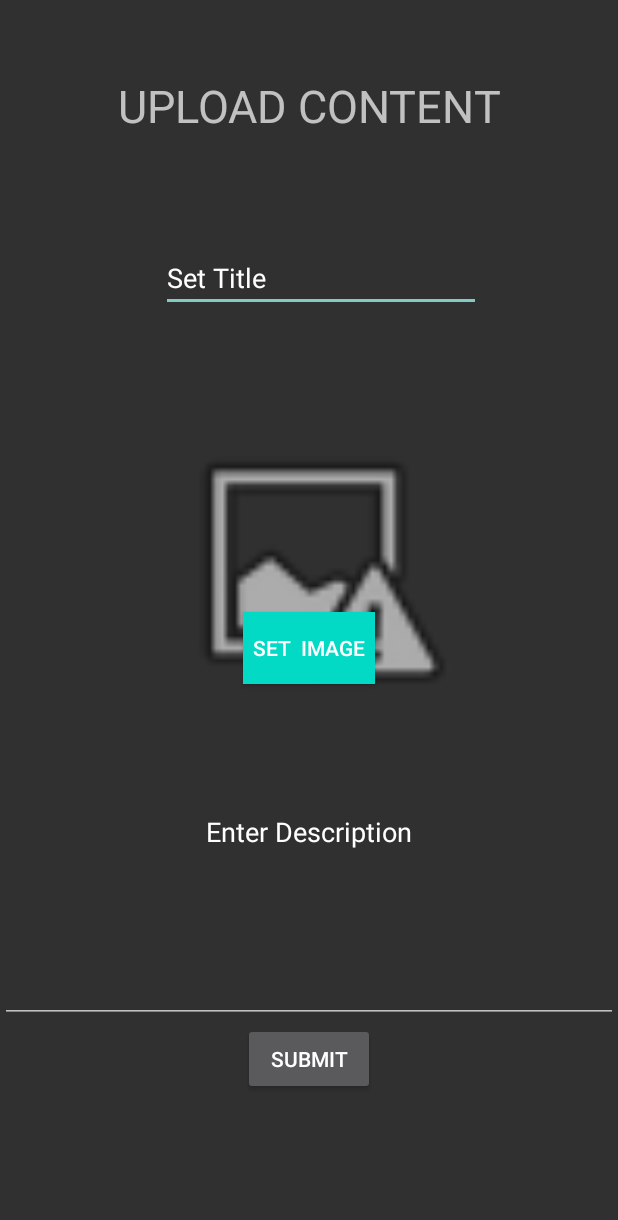
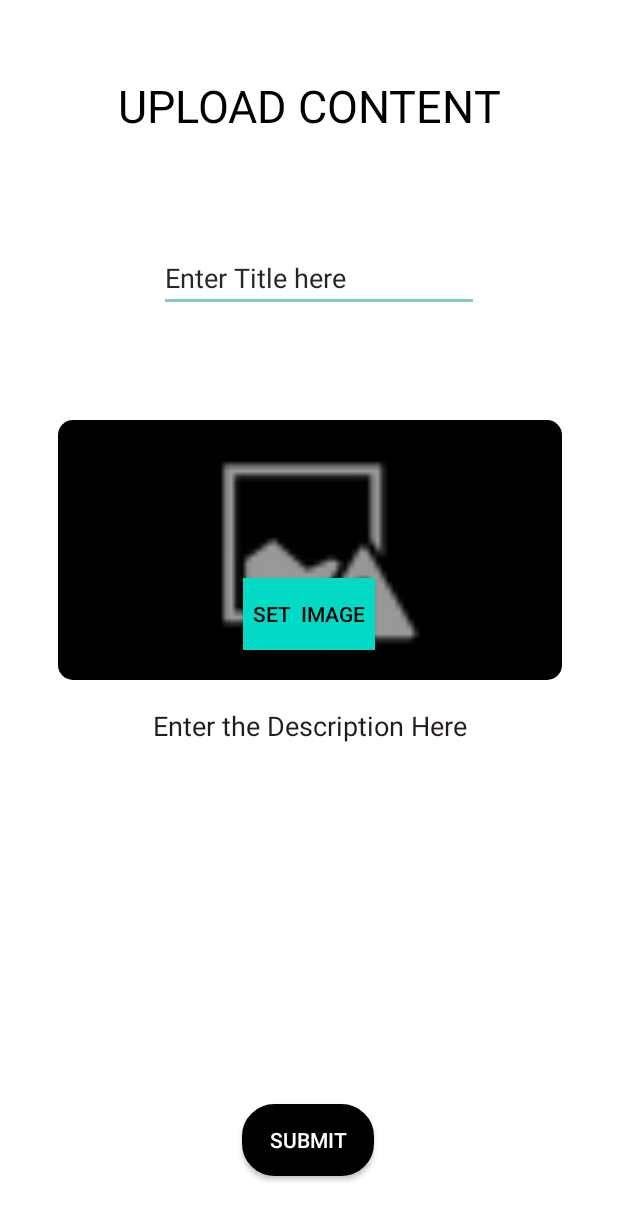
Before and after one commit to collinkip/News, an Android app: the Upload screen opened directly, with no data from a screen before it, after a tap on "SET IMAGE", on a phone screen of 412 x 824 dp. Shown: the top 1220 px of the screen. Run offline under Robolectric (Android 15) with nearby library versions, the phone set to English and light mode, and no system bars; Roboto replaces fonts that are not available here.

Commit message:
added image upload to the app

```diff
--- a/app/src/main/AndroidManifest.xml
+++ b/app/src/main/AndroidManifest.xml
@@ -2,6 +2,7 @@
 <manifest xmlns:android="http://schemas.android.com/apk/res/android"
     xmlns:tools="http://schemas.android.com/tools"
     package="com.example.news">
+    <uses-permission android:name="android.permission.CAMERA"/>
 
     <application
         android:allowBackup="true"
--- a/app/src/main/java/com/example/news/Upload.java
+++ b/app/src/main/java/com/example/news/Upload.java
@@ -1,29 +1,68 @@
 package com.example.news;
 
+import androidx.activity.result.ActivityResult;
+import androidx.activity.result.ActivityResultCallback;
+import androidx.activity.result.ActivityResultLauncher;
+import androidx.activity.result.contract.ActivityResultContracts;
+import androidx.annotation.Nullable;
 import androidx.appcompat.app.AppCompatActivity;
 
 import android.content.Intent;
+import android.graphics.Bitmap;
 import android.os.Bundle;
+import android.provider.MediaStore;
 import android.view.View;
 import android.widget.Button;
+import android.widget.ImageView;
+import android.widget.Toast;
 
 public class Upload extends AppCompatActivity {
-    Button submit;
+    Button submit,upload;
+    ImageView imageview;
+
+    ActivityResultLauncher<Intent> activityResultLauncher;
 
     @Override
     protected void onCreate(Bundle savedInstanceState) {
         super.onCreate(savedInstanceState);
         setContentView(R.layout.activity_upload);
+        imageview= findViewById(R.id.imageView3);
+        submit=findViewById(R.id.submit);
+        upload=findViewById(R.id.button4);
+
+        activityResultLauncher = registerForActivityResult(
+                new ActivityResultContracts.StartActivityForResult(),
+                new ActivityResultCallback<ActivityResult>() {
+                    @Override
+                    public void onActivityResult(ActivityResult result) {
+                         if (result.getResultCode()==RESULT_OK && result.getData() != null){
+                             Bundle bundle=result.getData().getExtras();
+                             Bitmap bitmap=(Bitmap) bundle.get("data");
+                             imageview.setImageBitmap(bitmap);
+                         }
+                    }
+                }
+        );
+        upload.setOnClickListener(new View.OnClickListener() {
+            @Override
+            public void onClick(View view) {
+                Intent intent =new Intent(MediaStore.ACTION_IMAGE_CAPTURE);
+                if (intent.resolveActivity(getPackageManager()) !=null){
+                    activityResultLauncher.launch(intent);
+                }
+                else {
+                    Toast.makeText(Upload.this, "No support for this action", Toast.LENGTH_SHORT).show();
+                }
+            }
+        });
+
+
+
     }
 
     public void upload(View view) {
 
+
     }
 
-    public void getImage(View view) {
-        Intent intent=new Intent();
-        intent.setType("image/*");
-        intent.setAction(Intent.ACTION_GET_CONTENT);
-        startActivityForResult(intent,100);
-    }
 }
--- /dev/null
+++ b/app/src/main/res/drawable/imagebg.xml
@@ -0,0 +1,6 @@
+<?xml version="1.0" encoding="utf-8"?>
+<shape android:shape="rectangle" xmlns:android="http://schemas.android.com/apk/res/android">
+    <corners android:radius="10dp"/>
+    <solid android:color="@color/black"/>
+
+</shape>
--- a/app/src/main/res/layout/activity_upload.xml
+++ b/app/src/main/res/layout/activity_upload.xml
@@ -4,6 +4,9 @@
     xmlns:tools="http://schemas.android.com/tools"
     android:layout_width="match_parent"
     android:layout_height="match_parent"
+    android:background="#FFFFFF"
+    android:paddingLeft="20dp"
+    android:paddingRight="20dp"
     tools:context=".Upload">
 
     <TextView
@@ -12,8 +15,9 @@
         android:layout_height="wrap_content"
         android:layout_marginTop="50dp"
         android:text="Upload Content"
+        android:textAllCaps="true"
+        android:textColor="#000000"
         android:textSize="30sp"
-        android:textAllCaps="true"
         app:layout_constraintEnd_toEndOf="parent"
         app:layout_constraintStart_toStartOf="parent"
         app:layout_constraintTop_toTopOf="parent" />
@@ -24,8 +28,10 @@
         android:layout_height="wrap_content"
         android:layout_marginTop="72dp"
         android:ems="10"
+        android:hint="Enter Title here "
         android:inputType="textPersonName"
-        android:text="Set Title"
+        android:textColor="#000000"
+        android:textColorHint="#2B2525"
         app:layout_constraintEnd_toEndOf="parent"
         app:layout_constraintHorizontal_bias="0.54"
         app:layout_constraintStart_toStartOf="parent"
@@ -33,9 +39,10 @@
 
     <ImageView
         android:id="@+id/imageView3"
-        android:layout_width="200dp"
-        android:layout_height="200dp"
+        android:layout_width="336dp"
+        android:layout_height="173dp"
         android:layout_marginTop="72dp"
+        android:background="@drawable/imagebg"
         app:layout_constraintEnd_toEndOf="parent"
         app:layout_constraintHorizontal_bias="0.512"
         app:layout_constraintStart_toStartOf="parent"
@@ -46,11 +53,12 @@
         android:id="@+id/button4"
         android:layout_width="wrap_content"
         android:layout_height="wrap_content"
+        android:background="@color/teal_200"
+        android:onClick="getImage"
         android:text="Set  Image"
-        android:background="@color/teal_200"
+        android:textColor="#000000"
         app:layout_constraintBottom_toBottomOf="@+id/imageView3"
         app:layout_constraintEnd_toEndOf="parent"
-        android:onClick="getImage"
         app:layout_constraintStart_toStartOf="parent"
         app:layout_constraintTop_toTopOf="@+id/imageView3"
         app:layout_constraintVertical_bias="0.842" />
@@ -59,12 +67,15 @@
         android:id="@+id/editTextTextPersonName4"
         android:layout_width="match_parent"
         android:layout_height="150dp"
-        android:layout_marginTop="52dp"
+        android:layout_marginTop="8dp"
         android:ems="10"
         android:gravity="center_horizontal"
+        android:hint="Enter the Description Here"
         android:inputType="textPersonName"
-        android:text="Enter Description"
+        android:textColor="#000000"
+        android:textColorHint="#221B1B"
         app:layout_constraintEnd_toEndOf="parent"
+        app:layout_constraintHorizontal_bias="0.0"
         app:layout_constraintStart_toStartOf="parent"
         app:layout_constraintTop_toBottomOf="@+id/imageView3" />
 
@@ -72,9 +83,12 @@
         android:id="@+id/submit"
         android:layout_width="wrap_content"
         android:layout_height="wrap_content"
+        android:layout_marginBottom="40dp"
+        android:background="@drawable/rounded_button"
+        android:onClick="upload"
         android:text="submit"
-        android:onClick="upload"
+        app:layout_constraintBottom_toBottomOf="parent"
         app:layout_constraintEnd_toEndOf="parent"
-        app:layout_constraintStart_toStartOf="parent"
-        app:layout_constraintTop_toBottomOf="@+id/editTextTextPersonName4" />
+        app:layout_constraintHorizontal_bias="0.498"
+        app:layout_constraintStart_toStartOf="parent" />
 </androidx.constraintlayout.widget.ConstraintLayout>
```
Also changed, not shown: app/src/main/java/com/example/news/Landing_page.java (+7 -0 lines), app/src/main/java/com/example/news/Login.java (+12 -23 lines), app/src/main/res/layout/activity_landing_page.xml (+15 -1 lines), app/src/main/res/layout/activity_login.xml (+11 -0 lines).
